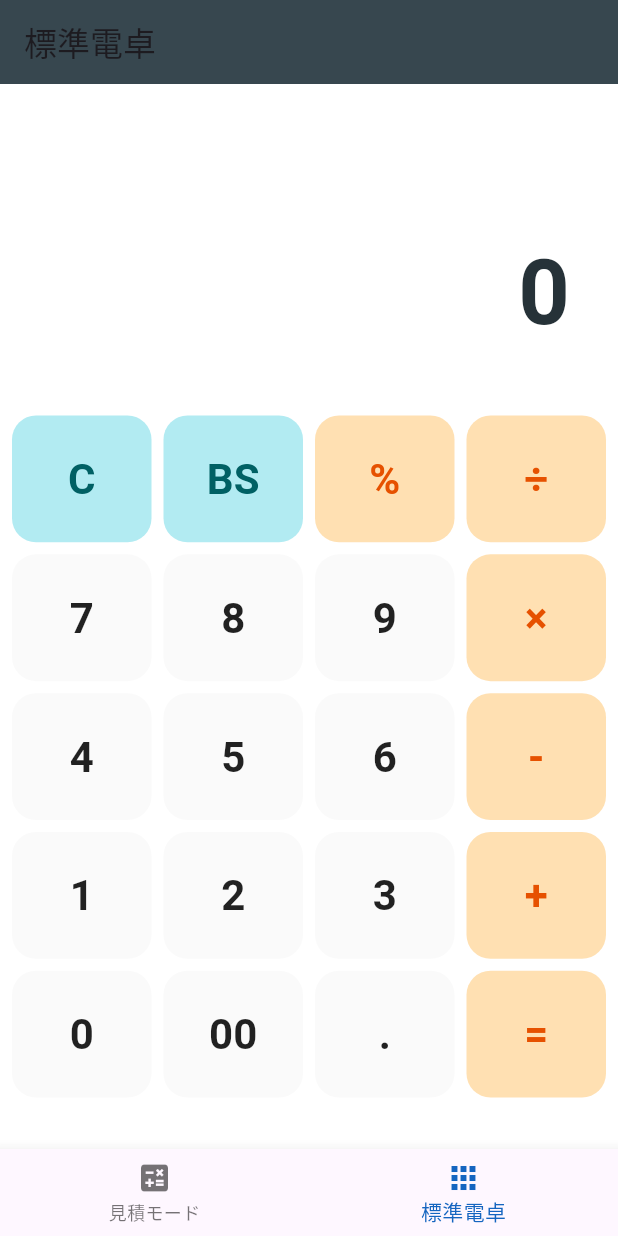
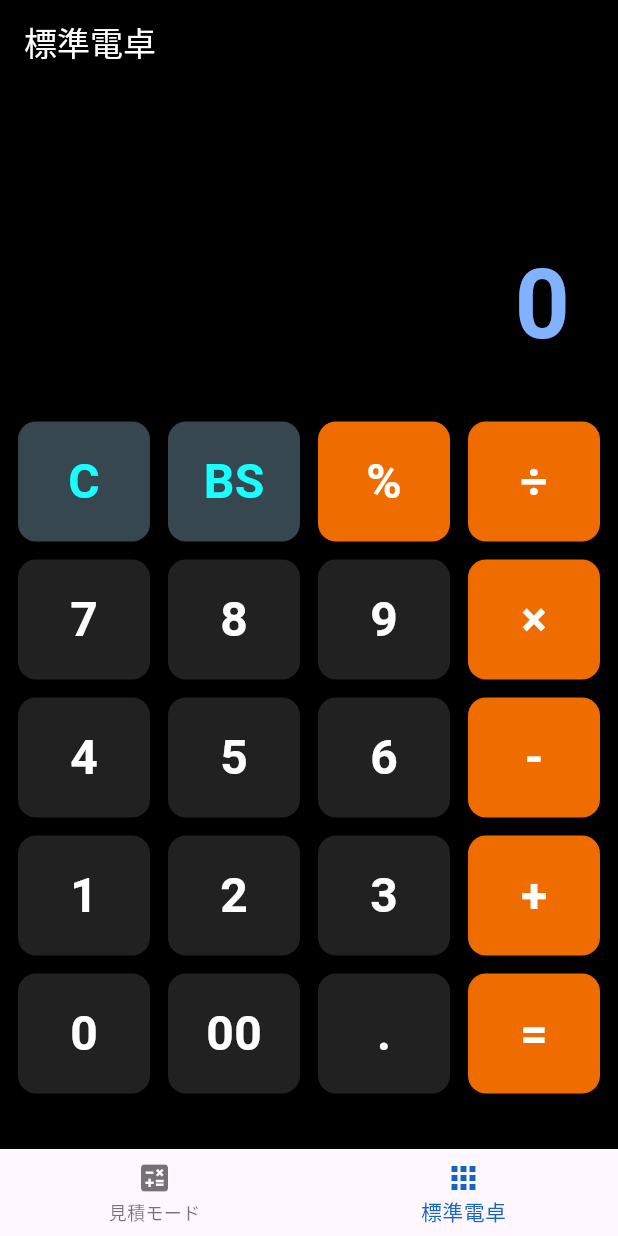
Before and after one commit to k-kei1412/Air-Conditioner, a Flutter app: the screen it shows after launch, item 2 of the bottom bar chosen, on a phone screen of 412 x 824 dp. Run offline on Flutter 3.47's test engine with Material 3 defaults, Android fonts, the phone set to English and light mode, and no system bars; our stand-ins replace shared_preferences.

Commit message:
Refactor SimpleCalcPage for dark mode and responsiveness

```diff
--- a/lib/main.dart
+++ b/lib/main.dart
@@ -216,7 +216,7 @@ class _NojimaThreeCalcPageState extends State<NojimaThreeCalcPage> {
 }
 
 // ---------------------------------------------------------
-// 画面2: シンプル標準電卓 (iPad対応・リアルタイム計算版)
+// 画面2: 標準電卓 (ダークモード・高感度・iPad対応版)
 // ---------------------------------------------------------
 class SimpleCalcPage extends StatefulWidget {
   const SimpleCalcPage({super.key});
@@ -236,7 +236,9 @@ class _SimpleCalcPageState extends State<SimpleCalcPage> {
       } else if (val == "BS") {
         if (_expression.isNotEmpty) _expression = _expression.substring(0, _expression.length - 1);
       } else if (val == "=") {
-        if (_result != "エラー" && _result != "...") _expression = _result.replaceAll(",", "");
+        if (_result != "エラー" && _result != "...") {
+          _expression = _result.replaceAll(",", "");
+        }
       } else {
         if (_isOperator(val) && _expression.isNotEmpty && _isOperator(_expression[_expression.length - 1])) {
           _expression = _expression.substring(0, _expression.length - 1) + val;
@@ -262,7 +264,9 @@ class _SimpleCalcPageState extends State<SimpleCalcPage> {
         if (calcResult == calcResult.toInt()) {
           _result = formatter.format(calcResult.toInt());
         } else {
-          _result = calcResult.toStringAsFixed(2);
+          // 小数点第3位まで表示
+          _result = formatter.format(calcResult);
+          if (_result == "0" && calcResult != 0) _result = calcResult.toStringAsFixed(2);
         }
       }
     } catch (e) {
@@ -274,10 +278,8 @@ class _SimpleCalcPageState extends State<SimpleCalcPage> {
     String cleanExp = exp;
     if (exp.isEmpty) return 0;
     if ("+-*/".contains(exp[exp.length - 1])) cleanExp = exp.substring(0, exp.length - 1);
-
     List<String> parts = _tokenize(cleanExp);
     if (parts.isEmpty) return 0;
-
     for (int i = 0; i < parts.length; i++) {
       if (parts[i] == "*" || parts[i] == "/") {
         double left = double.tryParse(parts[i-1]) ?? 0;
@@ -312,13 +314,15 @@ class _SimpleCalcPageState extends State<SimpleCalcPage> {
     ];
 
     return Scaffold(
-      backgroundColor: Colors.blueGrey[50], // 少し背景に色をつけて電卓を際立たせる
-      appBar: AppBar(title: const Text("標準電卓"), backgroundColor: Colors.blueGrey[800]),
+      backgroundColor: Colors.black, // 全体背景を黒に
+      appBar: AppBar(
+        title: const Text("標準電卓", style: TextStyle(color: Colors.white)),
+        backgroundColor: Colors.black,
+        elevation: 0,
+      ),
       body: Center(
         child: ConstrainedBox(
-          constraints: const BoxConstraints(maxWidth: 500), // iPadでも広がりすぎない
-          child: Container(
-            color: Colors.white,
+          constraints: const BoxConstraints(maxWidth: 550),
           child: Column(
             children: [
               // 表示エリア
@@ -326,15 +330,23 @@ class _SimpleCalcPageState extends State<SimpleCalcPage> {
                 flex: 3,
                 child: Container(
                   width: double.infinity,
-                    padding: const EdgeInsets.all(32),
+                  padding: const EdgeInsets.symmetric(horizontal: 32, vertical: 20),
                   alignment: Alignment.bottomRight,
                   child: Column(
                     mainAxisAlignment: MainAxisAlignment.end,
                     crossAxisAlignment: CrossAxisAlignment.end,
                     children: [
-                        Text(_expression, style: const TextStyle(fontSize: 40, color: Colors.black54), maxLines: 2),
-                        const SizedBox(height: 8),
-                        Text(_result, style: TextStyle(fontSize: 60, fontWeight: FontWeight.bold, color: Colors.blueGrey[900])),
+                      // 計算式（白で見やすく）
+                      SingleChildScrollView(
+                        scrollDirection: Axis.horizontal,
+                        reverse: true,
+                        child: Text(_expression,
+                          style: const TextStyle(fontSize: 44, color: Colors.white, fontWeight: FontWeight.w300)),
+                      ),
+                      const SizedBox(height: 12),
+                      // リアルタイム結果（青系で見やすく）
+                      Text(_result,
+                        style: TextStyle(fontSize: 64, fontWeight: FontWeight.bold, color: Colors.blueAccent[100])),
                     ],
                   ),
                 ),
@@ -343,19 +355,19 @@ class _SimpleCalcPageState extends State<SimpleCalcPage> {
               Expanded(
                 flex: 7,
                 child: Padding(
-                    padding: const EdgeInsets.all(8.0),
+                  padding: const EdgeInsets.all(12.0),
                   child: GridView.builder(
                     physics: const NeverScrollableScrollPhysics(),
                     gridDelegate: const SliverGridDelegateWithFixedCrossAxisCount(
                       crossAxisCount: 4,
-                        childAspectRatio: 1.1, // 正方形に近い形を維持
-                        mainAxisSpacing: 8,
-                        crossAxisSpacing: 8,
+                      childAspectRatio: 1.1,
+                      mainAxisSpacing: 12,
+                      crossAxisSpacing: 12,
                     ),
                     itemCount: 20,
                     itemBuilder: (context, index) {
                       String label = grid[index ~/ 4][index % 4];
-                        return _buildSquareButton(label);
+                      return _buildHighResponseButton(label);
                     },
                   ),
                 ),
@@ -364,23 +376,39 @@ class _SimpleCalcPageState extends State<SimpleCalcPage> {
           ),
         ),
       ),
+    );
+  }
+
+  // 感度を上げたカスタムボタン
+  Widget _buildHighResponseButton(String label) {
+    bool isOp = _isOperator(label) || label == "=";
+    bool isAction = ["C", "BS"].contains(label);
+
+    Color bgColor = Colors.grey[900]!; // 基本は濃いグレー
+    Color textColor = Colors.white;
+
+    if (isAction) {
+      bgColor = Colors.blueGrey[800]!; // クリア系は少し明るい寒色
+      textColor = Colors.cyanAccent;
+    } else if (isOp) {
+      bgColor = Colors.orange[800]!; // 演算子はオレンジ
+    }
+
+    return GestureDetector(
+      onTapDown: (_) => _btnPressed(label), // 指が触れた瞬間に反応
+      child: Container(
+        decoration: BoxDecoration(
+          color: bgColor,
+          borderRadius: BorderRadius.circular(12),
+          boxShadow: [
+            BoxShadow(color: Colors.black.withOpacity(0.3), blurRadius: 4, offset: const Offset(0, 2)),
+          ],
+        ),
+        child: Center(
+          child: Text(label,
+            style: TextStyle(fontSize: 32, fontWeight: FontWeight.bold, color: textColor)),
+        ),
       ),
     );
   }
-
-  Widget _buildSquareButton(String label) {
-    bool isOp = _isOperator(label) || label == "=";
-    bool isAction = ["C", "BS"].contains(label);
-
-    return ElevatedButton(
-      onPressed: () => _btnPressed(label),
-      style: ElevatedButton.styleFrom(
-        backgroundColor: isAction ? Colors.cyan[100] : (isOp ? Colors.orange[100] : Colors.grey[50]),
-        foregroundColor: isAction ? Colors.cyan[900] : (isOp ? Colors.orange[900] : Colors.black87),
-        elevation: 0,
-        shape: RoundedRectangleBorder(borderRadius: BorderRadius.circular(16)), // 少し丸みを持たせてモダンに
-      ),
-      child: Text(label, style: const TextStyle(fontSize: 28, fontWeight: FontWeight.bold)),
-    );
 }
-}
```
Lines whose indentation alone changed are shown as unchanged.
